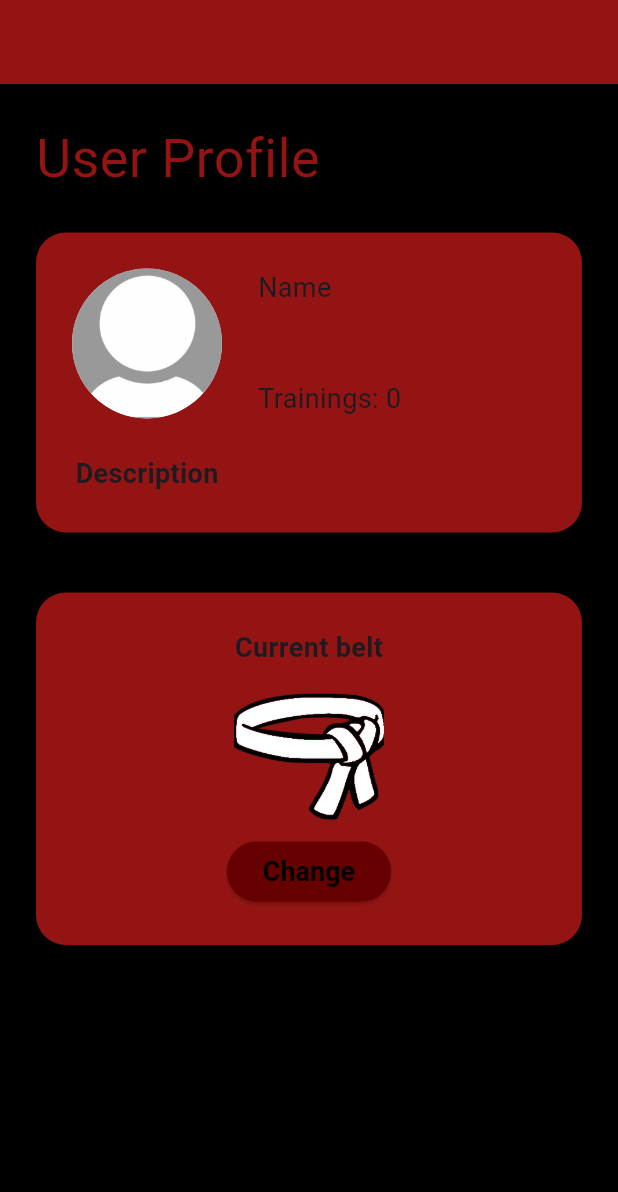
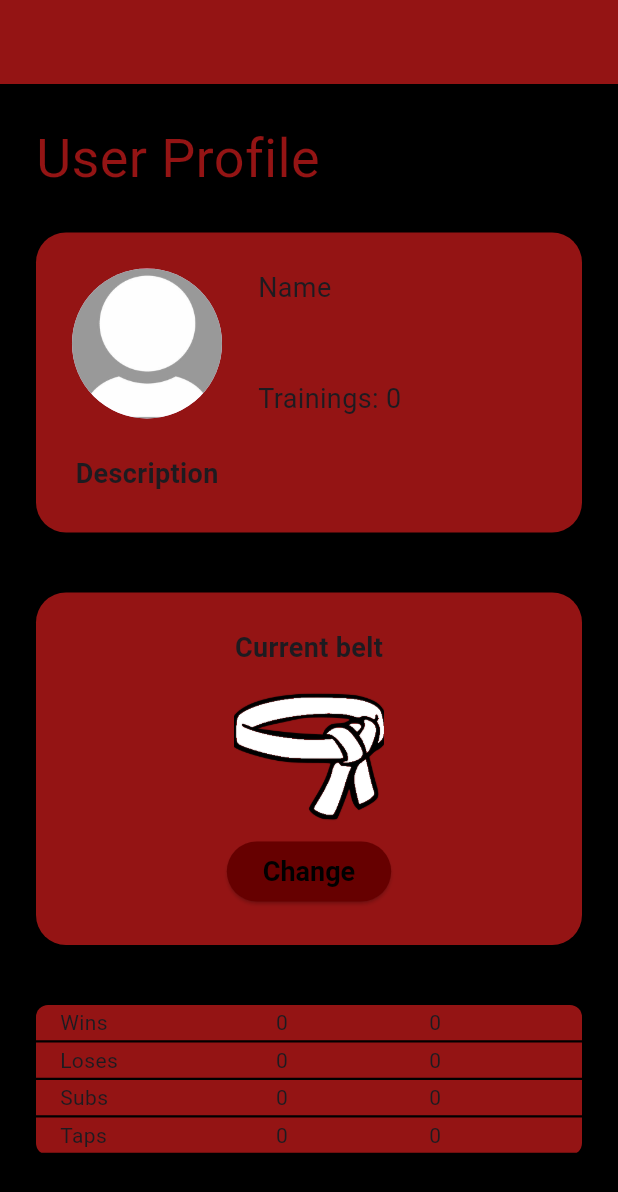
Before and after one commit to PawelCZ1/_grapple_, a Flutter app: the screen it shows after launch, on a phone screen of 412 x 824 dp. Shown: the top 1192 px of the screen. Run offline on Flutter 3.47's test engine with Material 3 defaults, Android fonts, the light colour scheme and no system bars.

Commit message:
user profile stat as an independent widget

```diff
--- a/lib/pages/user_profile_info_page.dart
+++ b/lib/pages/user_profile_info_page.dart
@@ -1,6 +1,9 @@
+// ignore_for_file: prefer_const_constructors, prefer_const_literals_to_create_immutables, sized_box_for_whitespace
+
 import 'package:flutter/material.dart';
 import 'package:grapple/helpers/space.dart';
 import 'package:grapple/constants/custom_colors.dart';
+import 'package:grapple/views/user_profile_stat.dart';
 
 class UserProfileInfoPage extends StatelessWidget {
   const UserProfileInfoPage({super.key});
@@ -121,6 +124,24 @@ class UserProfileInfoPage extends StatelessWidget {
                   ),
                 ],
               ),
+            ),
+            const VSpace(40),
+            Container(
+              margin: EdgeInsets.symmetric(horizontal: 24),
+              decoration: BoxDecoration(
+                color: CustomColors.darkRose,
+                borderRadius: BorderRadius.circular(8)
+              ),
+              width: double.infinity,
+              height: 100,
+              child: Column(
+                children: [
+                  UserProfileStat('Wins', 0, 0),
+                  UserProfileStat('Loses', 0, 0),
+                  UserProfileStat('Subs', 0, 0),
+                  UserProfileStat('Taps', 0, 0)
+                ],
+              ),
             )
           ],
         ),
--- /dev/null
+++ b/lib/views/user_profile_stat.dart
@@ -0,0 +1,41 @@
+// ignore_for_file: prefer_const_constructors, prefer_const_literals_to_create_immutables, sized_box_for_whitespace
+
+import 'package:flutter/material.dart';
+import 'package:grapple/helpers/space.dart';
+
+class UserProfileStat extends StatelessWidget {
+
+  final String name;
+  final int thisWeekCount;
+  final int inTotalCount;
+
+  const UserProfileStat(this.name, this.thisWeekCount, this.inTotalCount);
+
+  @override
+  Widget build(BuildContext context) {
+    return Container(
+      decoration: BoxDecoration(
+        border: Border(
+          bottom: BorderSide(width: 1.5, color: Colors.black),
+        ),
+      ),
+      height: 25,
+      //padding: EdgeInsets.only(left: 16, right: 64),
+      width: double.infinity,
+      child: Row(
+        children: [
+          HSpace(16),
+          Container(
+            width: 50,
+            child: Text(name)
+          ),
+          Spacer(),
+          Text(thisWeekCount.toString()),
+          Spacer(),
+          Text(inTotalCount.toString()),
+          Spacer()
+        ]
+      ),
+    );
+  }
+}
```
